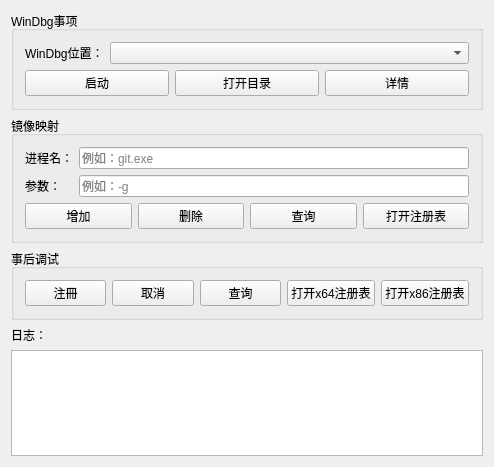
Qt form WindbgIFEO/WindbgIFEO.ui (MingYueRuYa/worktools) before a commit.
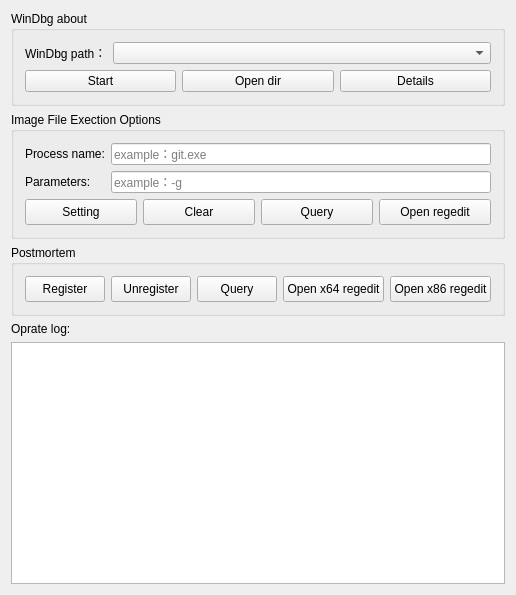
The same form after that commit.

Commit message: 修改界面为英文语言

What changed in the file:
```diff
--- a/WindbgIFEO/WindbgIFEO.ui
+++ b/WindbgIFEO/WindbgIFEO.ui
@@ -6,8 +6,8 @@
    <rect>
     <x>0</x>
     <y>0</y>
-    <width>494</width>
-    <height>467</height>
+    <width>514</width>
+    <height>595</height>
    </rect>
   </property>
   <property name="minimumSize">
@@ -26,7 +26,7 @@
    <item>
     <widget class="QGroupBox" name="groupBox">
      <property name="title">
-      <string>WinDbg事项</string>
+      <string>WinDbg about</string>
      </property>
      <layout class="QVBoxLayout" name="verticalLayout_4">
       <item>
@@ -34,7 +34,7 @@
         <item>
          <widget class="QLabel" name="label_3">
           <property name="text">
-           <string>WinDbg位置：</string>
+           <string>WinDbg path：</string>
           </property>
          </widget>
         </item>
@@ -55,21 +55,21 @@
         <item>
          <widget class="QPushButton" name="pushButtonStartDbg">
           <property name="text">
-           <string>启动</string>
+           <string>Start</string>
           </property>
          </widget>
         </item>
         <item>
          <widget class="QPushButton" name="pushButtonStartDbgDir">
           <property name="text">
-           <string>打开目录</string>
+           <string>Open dir</string>
           </property>
          </widget>
         </item>
         <item>
          <widget class="QPushButton" name="pushButtonDbgDetails">
           <property name="text">
-           <string>详情</string>
+           <string>Details</string>
           </property>
          </widget>
         </item>
@@ -81,7 +81,7 @@
    <item>
     <widget class="QGroupBox" name="groupBoxIFEO">
      <property name="title">
-      <string>镜像映射</string>
+      <string>Image File Exection Options</string>
      </property>
      <layout class="QVBoxLayout" name="verticalLayout_6">
       <item>
@@ -93,7 +93,7 @@
             <item>
              <widget class="QLabel" name="label_2">
               <property name="text">
-               <string>进程名：</string>
+               <string>Process name:</string>
               </property>
              </widget>
             </item>
@@ -102,7 +102,7 @@
           <item>
            <widget class="QLabel" name="label_5">
             <property name="text">
-             <string>参数：</string>
+             <string>Parameters:</string>
             </property>
            </widget>
           </item>
@@ -113,14 +113,14 @@
           <item>
            <widget class="QLineEdit" name="lineEdit_process_name">
             <property name="placeholderText">
-             <string>例如：git.exe</string>
+             <string>example：git.exe</string>
             </property>
            </widget>
           </item>
           <item>
            <widget class="QLineEdit" name="lineEdit_process_param">
             <property name="placeholderText">
-             <string>例如：-g</string>
+             <string>example：-g</string>
             </property>
            </widget>
           </item>
@@ -139,7 +139,7 @@
            </size>
           </property>
           <property name="text">
-           <string>增加</string>
+           <string>Setting</string>
           </property>
          </widget>
         </item>
@@ -152,7 +152,7 @@
            </size>
           </property>
           <property name="text">
-           <string>删除</string>
+           <string>Clear</string>
           </property>
          </widget>
         </item>
@@ -165,7 +165,7 @@
            </size>
           </property>
           <property name="text">
-           <string>查询</string>
+           <string>Query</string>
           </property>
          </widget>
         </item>
@@ -178,7 +178,7 @@
            </size>
           </property>
           <property name="text">
-           <string>打开注册表</string>
+           <string>Open regedit</string>
           </property>
          </widget>
         </item>
@@ -196,7 +196,7 @@
       </size>
      </property>
      <property name="title">
-      <string>事后调试</string>
+      <string>Postmortem</string>
      </property>
      <layout class="QHBoxLayout" name="horizontalLayout_3">
       <item>
@@ -208,7 +208,7 @@
          </size>
         </property>
         <property name="text">
-         <string>注冊</string>
+         <string>Register</string>
         </property>
        </widget>
       </item>
@@ -221,7 +221,7 @@
          </size>
         </property>
         <property name="text">
-         <string>取消</string>
+         <string>Unregister</string>
         </property>
        </widget>
       </item>
@@ -234,7 +234,7 @@
          </size>
         </property>
         <property name="text">
-         <string>查询</string>
+         <string>Query</string>
         </property>
        </widget>
       </item>
@@ -247,7 +247,7 @@
          </size>
         </property>
         <property name="text">
-         <string>打开x64注册表</string>
+         <string>Open x64 regedit</string>
         </property>
        </widget>
       </item>
@@ -260,7 +260,7 @@
          </size>
         </property>
         <property name="text">
-         <string>打开x86注册表</string>
+         <string>Open x86 regedit</string>
         </property>
        </widget>
       </item>
@@ -272,7 +272,7 @@
      <item>
       <widget class="QLabel" name="label_4">
        <property name="text">
-        <string>日志：</string>
+        <string>Oprate log:</string>
        </property>
       </widget>
      </item>
```
